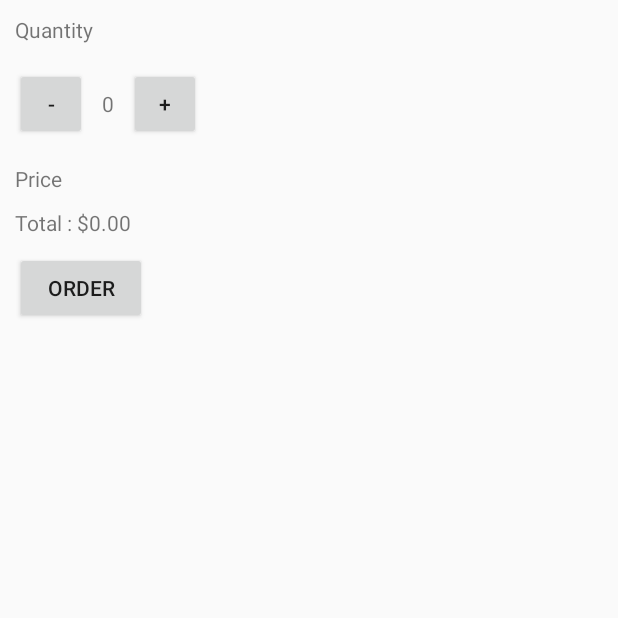
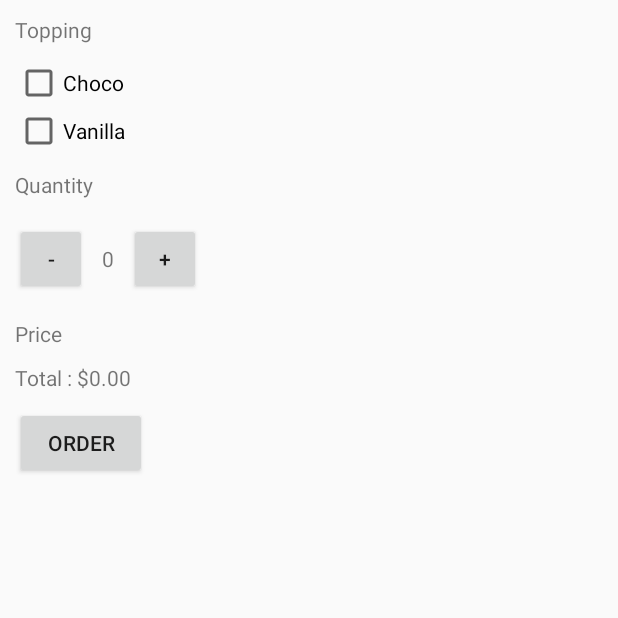
Before and after one commit to pratamawijaya/android-academy-jogja, an Android app: the screen it shows after launch (MainActivity), after a tap on "ORDER", on a phone screen of 412 x 824 dp, the top half of it. Run offline under Robolectric (Android 15) with nearby library versions, the phone set to English and light mode, and no system bars.

Commit message:
add checkbox

```diff
--- a/batch4/JustJava/app/src/main/java/com/pratamawijaya/justjava/MainActivity.java
+++ b/batch4/JustJava/app/src/main/java/com/pratamawijaya/justjava/MainActivity.java
@@ -6,17 +6,24 @@ import android.view.Menu;
 import android.view.MenuItem;
 import android.view.View;
 import android.widget.Button;
+import android.widget.CheckBox;
 import android.widget.TextView;
 import java.text.NumberFormat;
 
 public class MainActivity extends AppCompatActivity implements View.OnClickListener {
 
+  // coffee price
   private static final int HARGA_KOPI = 5;
+  // topping price
+  private static final int PRICE_CHOCO = 1;
+  private static final int PRICE_VANILLA = 1;
   // 1. deklarasi button
   private Button btnOrder;
   private Button btnPlus, btnMinus;
   private TextView txtQuantity, txtPrices;
+  private CheckBox cbChoco, cbVanilla;
   private int quantityTotal = 0;
+  private int totalPrice;
 
   @Override protected void onCreate(Bundle savedInstanceState) {
     super.onCreate(savedInstanceState);
@@ -28,6 +35,8 @@ public class MainActivity extends AppCompatActivity implements View.OnClickListe
     btnMinus = (Button) findViewById(R.id.btn_min);
     txtQuantity = (TextView) findViewById(R.id.text_counter);
     txtPrices = (TextView) findViewById(R.id.text_price);
+    cbChoco = (CheckBox) findViewById(R.id.cb_choco);
+    cbVanilla = (CheckBox) findViewById(R.id.cb_vanilla);
 
     btnOrder.setOnClickListener(this);
     btnPlus.setOnClickListener(this);
@@ -50,7 +59,17 @@ public class MainActivity extends AppCompatActivity implements View.OnClickListe
    * method yang dijalankan ketika button order di klik
    */
   public void submitOrder() {
-    displayPrice(quantityTotal * HARGA_KOPI);
+    totalPrice = quantityTotal * HARGA_KOPI;
+
+    if (cbChoco.isChecked()) {
+      totalPrice = totalPrice + (PRICE_CHOCO * quantityTotal);
+    }
+
+    if (cbVanilla.isChecked()) {
+      totalPrice = totalPrice + (PRICE_VANILLA * quantityTotal);
+    }
+
+    displayPrice(totalPrice);
   }
 
   /**
--- a/batch4/JustJava/app/src/main/res/layout/activity_main.xml
+++ b/batch4/JustJava/app/src/main/res/layout/activity_main.xml
@@ -10,6 +10,26 @@
     >
 
   <TextView
+      android:layout_width="wrap_content"
+      android:text="Topping"
+      android:layout_height="wrap_content"
+      />
+  <CheckBox
+      android:id="@+id/cb_choco"
+      android:layout_marginTop="10dp"
+      android:text="Choco"
+      android:layout_width="wrap_content"
+      android:layout_height="wrap_content"
+      />
+  <CheckBox
+      android:id="@+id/cb_vanilla"
+      android:text="Vanilla"
+      android:layout_width="wrap_content"
+      android:layout_height="wrap_content"
+      />
+
+  <TextView
+      android:layout_marginTop="10dp"
       android:layout_width="wrap_content"
       android:text="Quantity"
       android:layout_height="wrap_content"
```
